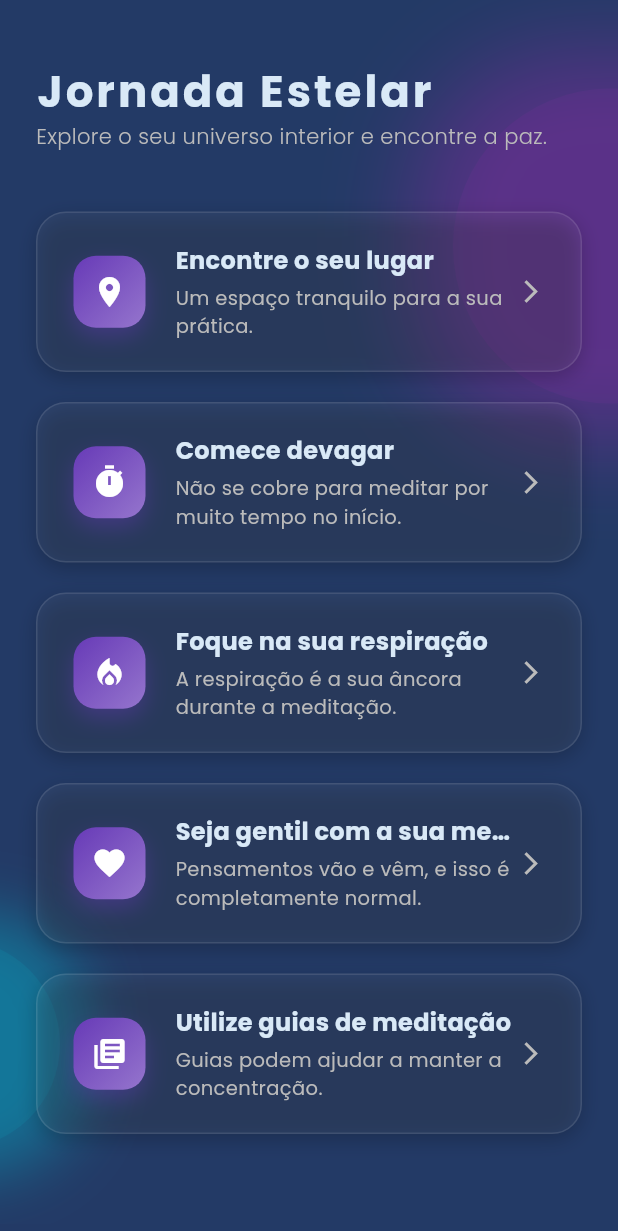
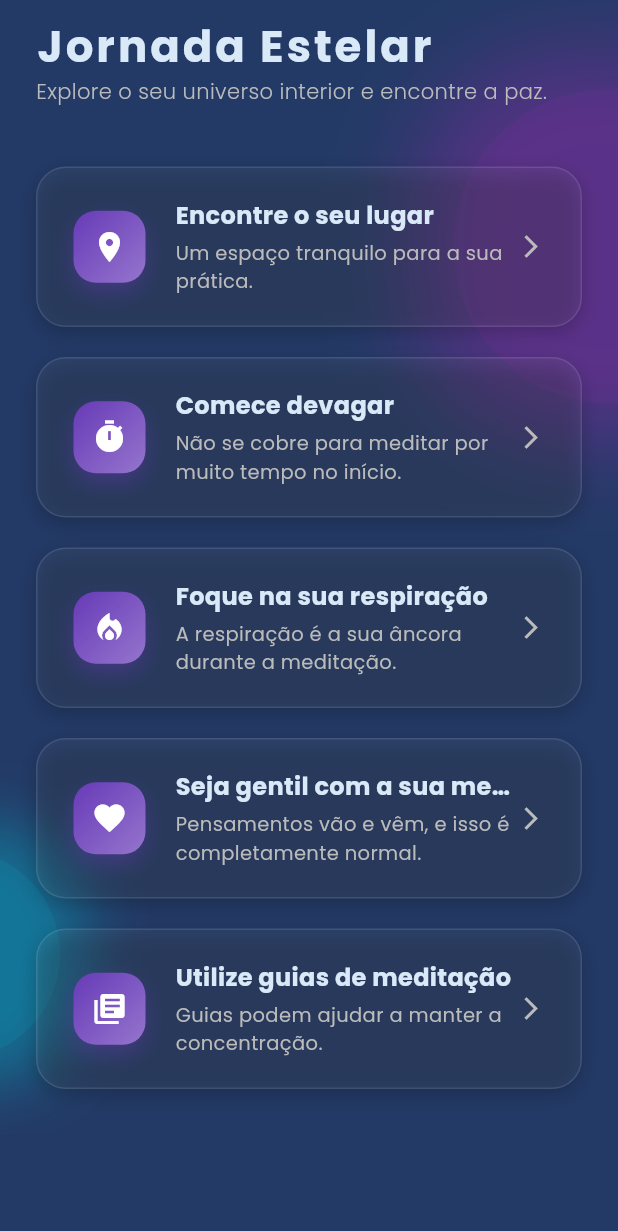
Before and after one commit to pedropalermodev/starsoul_app, a Flutter app: the MeditationTipsPage screen opened directly, on a phone screen of 412 x 824 dp. Shown: the top 1231 px of the screen. Run offline on Flutter 3.47's test engine with Material 3 defaults, Android fonts, the light colour scheme and no system bars; our stand-ins replace flutter_datetime_picker_plus, jwt_decoder, shared_preferences, shimmer; accounts and stored records are empty.

Commit message:
StarSoul App v0.95.0

```diff
--- a/lib/screens/authenticated/home_page.dart
+++ b/lib/screens/authenticated/home_page.dart
@@ -80,6 +80,8 @@ class _HomePageState extends State<HomePage> {
     }
     return null;
   }
+
+
 
   @override
   Widget build(BuildContext context) {
--- a/lib/screens/authenticated/meditation_tips_page.dart
+++ b/lib/screens/authenticated/meditation_tips_page.dart
@@ -175,7 +175,7 @@ class _MeditationTipsPageState extends State<MeditationTipsPage> {
           ),
           SafeArea(
             child: SingleChildScrollView(
-              padding: const EdgeInsets.symmetric(horizontal: 24.0, vertical: 40.0),
+              padding: const EdgeInsets.symmetric(horizontal: 24.0, vertical: 10.0),
               child: Column(
                 crossAxisAlignment: CrossAxisAlignment.start,
                 children: [
--- a/lib/widgets/custom_bottom_navbar.dart
+++ b/lib/widgets/custom_bottom_navbar.dart
@@ -52,7 +52,7 @@ class CustomBottomNavBar extends StatelessWidget {
                   const SizedBox(width: 32), // Espaço para o botão central
                   navItem(
                     index: 3,
-                    label: 'Dicas',
+                    label: 'Inspirações',
                     iconPath: 'assets/navbar/tips-unselect.png',
                     activeIconPath: 'assets/navbar/tips-select.png',
                   ),
```
